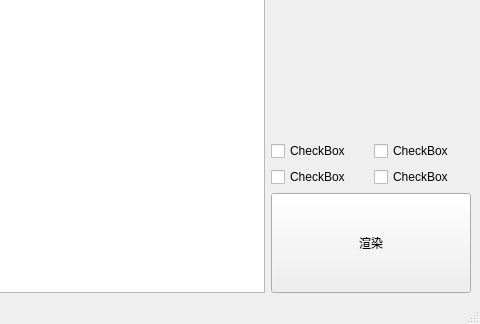
This is Comp/nuke/batchrender/MainWindow.ui in NateScarlet/Scripts as Qt 5 draws it before an edit; both pictures show x 113 to 593 and y 167 to 491 of the 593 by 491 pixel window. The edited form follows.
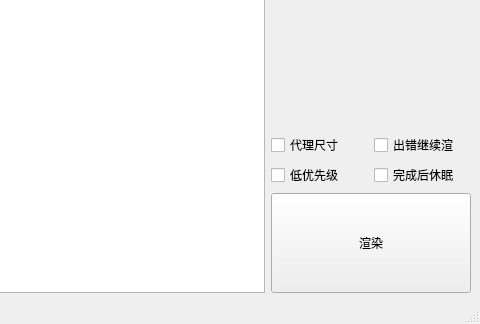
This is the edited form.

Diff of the .ui file:
```diff
--- a/Comp/nuke/batchrender/MainWindow.ui
+++ b/Comp/nuke/batchrender/MainWindow.ui
@@ -96,28 +96,28 @@
         <item row="0" column="0">
          <widget class="QCheckBox" name="checkBox_8">
           <property name="text">
-           <string>CheckBox</string>
+           <string>代理尺寸</string>
           </property>
          </widget>
         </item>
         <item row="0" column="1">
          <widget class="QCheckBox" name="checkBox_7">
           <property name="text">
-           <string>CheckBox</string>
+           <string>出错继续渲</string>
           </property>
          </widget>
         </item>
         <item row="1" column="0">
          <widget class="QCheckBox" name="checkBox_6">
           <property name="text">
-           <string>CheckBox</string>
+           <string>低优先级</string>
           </property>
          </widget>
         </item>
         <item row="1" column="1">
          <widget class="QCheckBox" name="checkBox_5">
           <property name="text">
-           <string>CheckBox</string>
+           <string>完成后休眠</string>
           </property>
          </widget>
         </item>
```
Left out of the diff: 10 changed lines with no effect on the pictures.
